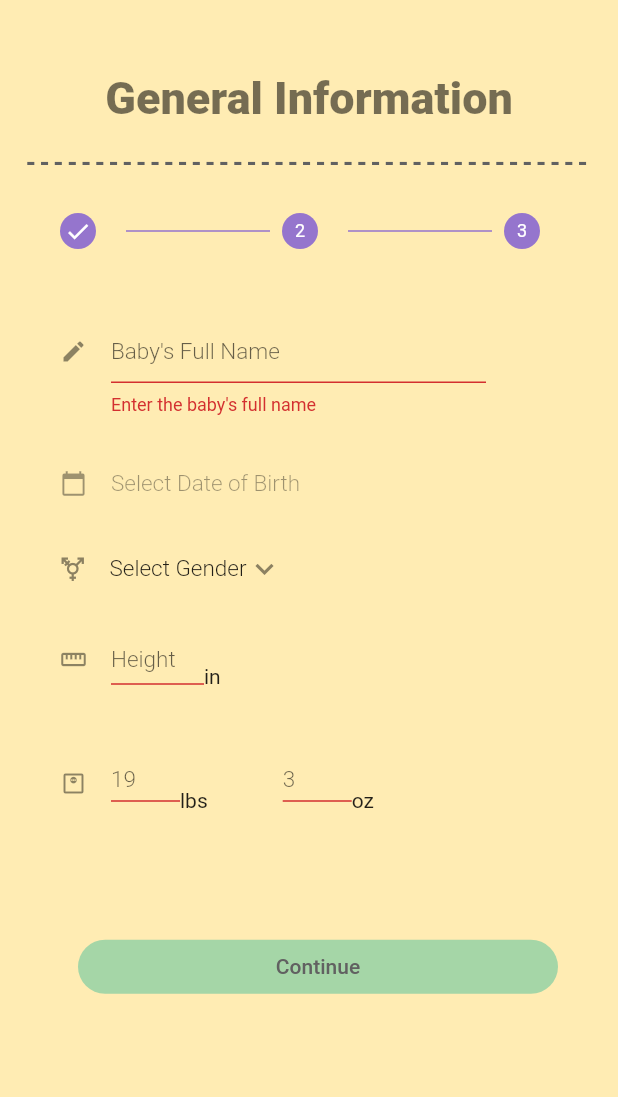
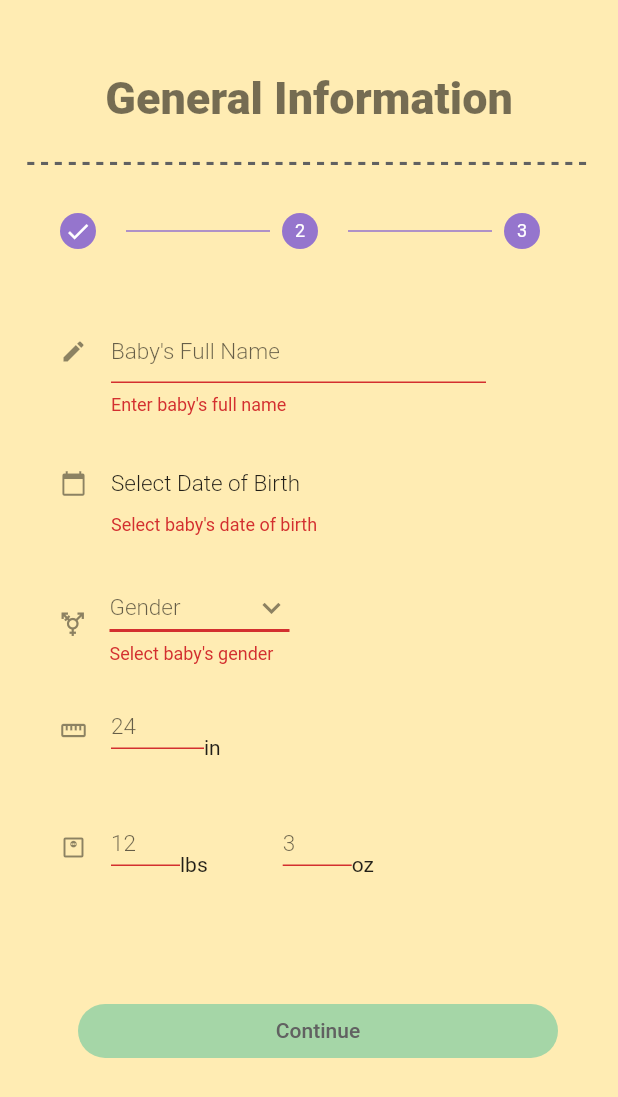
Before and after one commit to acm-projects/BabyQuest, a Flutter app: the screen it shows once a user with an empty profile is signed in, after a tap on "Continue", on a phone screen of 412 x 824 dp. Shown: the top 1097 px of the screen. Run offline on Flutter 3.47's test engine with Material 2 defaults, Android fonts, the phone set to English and light mode, and no system bars; our stand-ins replace cloud_firestore, convex_bottom_bar, firebase_auth, firebase_core, firebase_storage, flutter_spinkit and 5 more; missing offline and left inert: flutter_libphonenumber; accounts and stored records are empty; network calls fail.

Commit message:
Added data validation for allergies, gender, and birthdate and made allergies editable

```diff
--- a/client/lib/pages/main/create_profile_page.dart
+++ b/client/lib/pages/main/create_profile_page.dart
@@ -113,7 +113,7 @@ class _CreateProfilePageState extends State<CreateProfilePage> {
                             Theme(
                                 data: Theme.of(context).copyWith(
                                     canvasColor: Colors.amber.shade100),
-                                child: EditProfileWidgets.gender(gender)),
+                                child: EditProfileWidgets.gender(context, gender)),
                             const SizedBox(height: 32),
                             EditProfileWidgets.height(heightIn),
                             const SizedBox(height: 32),
--- a/client/lib/pages/main/main_wrapper.dart
+++ b/client/lib/pages/main/main_wrapper.dart
@@ -16,7 +16,7 @@ class MainWrapper extends StatefulWidget {
 }
 
 class _MainWrapperState extends State<MainWrapper> {
-  bool creatingProfile = true;
+  bool creatingProfile = false;
   PageController pageController = PageController(initialPage: 1);
 
   _MainWrapperState() {
--- a/client/lib/pages/main/profile_page.dart
+++ b/client/lib/pages/main/profile_page.dart
@@ -153,7 +153,7 @@ class _ProfilePageState extends State<ProfilePage> {
                                                   label: 'Gender',
                                                   field:
                                                       EditProfileWidgets.gender(
-                                                          gender),
+                                                          context, gender),
                                                   updateData: () => currentBby
                                                       .updateData({
                                                     'gender':
@@ -545,6 +545,19 @@ class _ProfilePageState extends State<ProfilePage> {
           iconData: Icons.warning_amber_outlined,
           topText: allergy,
           bottomText: severities[severity],
+          enabled: editMode,
+          onTap: () async {
+            List<String> allergyNames = currentBby.allergies.keys.toList();
+            List<int> allergySeverities = currentBby.allergies.values.toList();
+
+            await _showEditDialog(
+              context: context,
+              label: 'Allergies',
+              field: EditProfileWidgets.allergies(allergyNames, allergySeverities),
+              updateData: () =>
+                  currentBby.updateData({'allergies': Map.fromIterables(allergyNames, allergySeverities)}),
+            );
+          },
         ),
       );
 
--- a/client/lib/pages/wrapper.dart
+++ b/client/lib/pages/wrapper.dart
@@ -15,7 +15,7 @@ class Wrapper extends StatefulWidget {
 }
 
 class _WrapperState extends State<Wrapper> {
-  bool userLoaded = true;
+  bool userLoaded = false;
 
   @override
   Widget build(BuildContext context) {
--- a/client/lib/widgets/edit_profile_widgets.dart
+++ b/client/lib/widgets/edit_profile_widgets.dart
@@ -14,7 +14,7 @@ class EditProfileWidgets {
         controller: nameController,
         validator: (value) {
           return (value == null || value.isEmpty)
-              ? 'Enter the baby\'s full name'
+              ? 'Enter baby\'s full name'
               : null;
         },
         decoration: const InputDecoration(
@@ -64,42 +64,42 @@ class EditProfileWidgets {
 
     return StatefulBuilder(
       builder: (context, setState) {
-        return GestureDetector(
-          child: SizedBox(
+        return SizedBox(
           width: 256,
           child: TextFormField(
             controller: viewController,
-              enabled: false,
+            readOnly: true,
+            validator: (value) {
+              return (value == null ||
+                      value.isEmpty ||
+                      value == 'Select Date of Birth')
+                  ? 'Select baby\'s date of birth'
+                  : null;
+            },
             decoration: const InputDecoration(
               border: InputBorder.none,
               icon: Icon(Icons.calendar_today),
-              ),
-            ),
             ),
             onTap: () async {
               await _selectDate(birthDateController, context);
               setState(() =>
                   viewController.text = _getFormattedDate(birthDateController));
             },
+          ),
         );
       },
     );
   }
 
-  static Widget gender(TextEditingController genderController) {
-    var items = ['Select Gender', 'Male', 'Female', 'Other'];
+  static Widget gender(
+      BuildContext context, TextEditingController genderController) {
+    var items = ['Male', 'Female', 'Other'];
 
-    if (genderController.text.isEmpty) {
-      genderController.text = '-1';
-    }
-
-    return StatefulBuilder(
-      builder: (context, setState) {
     return Row(
       children: [
         Icon(
           BabyProfile.getGenderIcon(
-                int.parse(genderController.text),
+            int.tryParse(genderController.text) ?? 3,
           ),
           color: const Color(0xFF8C8161),
           size: 17,
@@ -107,28 +107,32 @@ class EditProfileWidgets {
         const SizedBox(
           width: 16,
         ),
-            DropdownButton(
-              hint: const Text('Select Gender'),
-              isDense: true,
-              underline: Container(),
+        SizedBox(
+          width: 120,
+          child: DropdownButtonFormField(
+            hint: const Text('Gender'),
+            value: (int.tryParse(genderController.text) != null)
+                ? items[int.parse(genderController.text)]
+                : null,
             style: Theme.of(context).textTheme.subtitle1,
             autofocus: true,
             icon: const Icon(
               Icons.keyboard_arrow_down,
               color: Color(0xFF8C8161),
             ),
-              value: items[int.parse(genderController.text) + 1],
             items: items.map((String items) {
               return DropdownMenuItem(value: items, child: Text(items));
             }).toList(),
             onChanged: (newValue) {
-                setState(() => genderController.text =
-                    (items.indexOf(newValue.toString()) - 1).toString());
+              genderController.text =
+                  items.indexOf(newValue.toString()).toString();
+            },
+            validator: (value) {
+              return (value == null) ? 'Select baby\'s gender' : null;
             },
           ),
+        ),
       ],
-        );
-      },
     );
   }
 
@@ -146,9 +150,9 @@ class EditProfileWidgets {
             },
             decoration: const InputDecoration(
               icon: Icon(Icons.straighten),
-              labelText: 'Height',
+              hintText: '24',
               isDense: true,
-              contentPadding: EdgeInsets.zero,
+              contentPadding: EdgeInsets.only(bottom: 6),
             ),
           ),
         ),
@@ -173,7 +177,7 @@ class EditProfileWidgets {
             },
             decoration: const InputDecoration(
               icon: Icon(Icons.monitor_weight_outlined),
-              hintText: '19',
+              hintText: '12',
               contentPadding: EdgeInsets.only(bottom: 6),
             ),
           ),
@@ -207,12 +211,23 @@ class EditProfileWidgets {
 
   static Widget _allergyField(int index, List<String> allergyNames,
       List<int> allergySeverities, Function setState) {
-    var items = ['Select', 'Mild', 'Moderate', 'Severe'];
+    var items = ['Mild', 'Moderate', 'Severe'];
 
     return Row(
       children: [
+        IconButton(
+          iconSize: 16,
+          padding: const EdgeInsets.all(2.0),
+          icon: const Icon(Icons.close),
+          onPressed: () {
+            setState(() {
+              allergyNames.removeAt(index);
+              allergySeverities.removeAt(index);
+            });
+          },
+        ),
         SizedBox(
-          width: 200,
+          width: 140,
           child: TextFormField(
               initialValue: allergyNames[index],
               decoration: const InputDecoration(
@@ -222,20 +237,30 @@ class EditProfileWidgets {
               onChanged: (newValue) {
                 allergyNames[index] = newValue.toString();
               },
-          ),
+              validator: (value) {
+                return (value == null || value.isEmpty)
+                    ? 'Enter allergy, or delete field'
+                    : null;
+              }),
         ),
         const SizedBox(width: 16),
-        DropdownButton(
-          underline: Container(),
-          value: items[allergySeverities[index] + 1],
+        SizedBox(
+          width: 88,
+          child: DropdownButtonFormField(
+              hint: const Text('Severity'),
+              value: (allergySeverities[index] != -1)
+                  ? items[allergySeverities[index]]
+                  : null,
               icon: const Icon(Icons.keyboard_arrow_down),
               items: items.map((String items) {
                 return DropdownMenuItem(value: items, child: Text(items));
               }).toList(),
               onChanged: (newValue) {
-            setState(() => allergySeverities[index] =
-                items.indexOf(newValue.toString()) - 1);
+                allergySeverities[index] = items.indexOf(newValue.toString());
               },
+              validator: (value) {
+                return (value == null) ? 'Select severity' : null;
+              }),
         ),
       ],
     );
```
Lines whose indentation alone changed are shown as unchanged.
